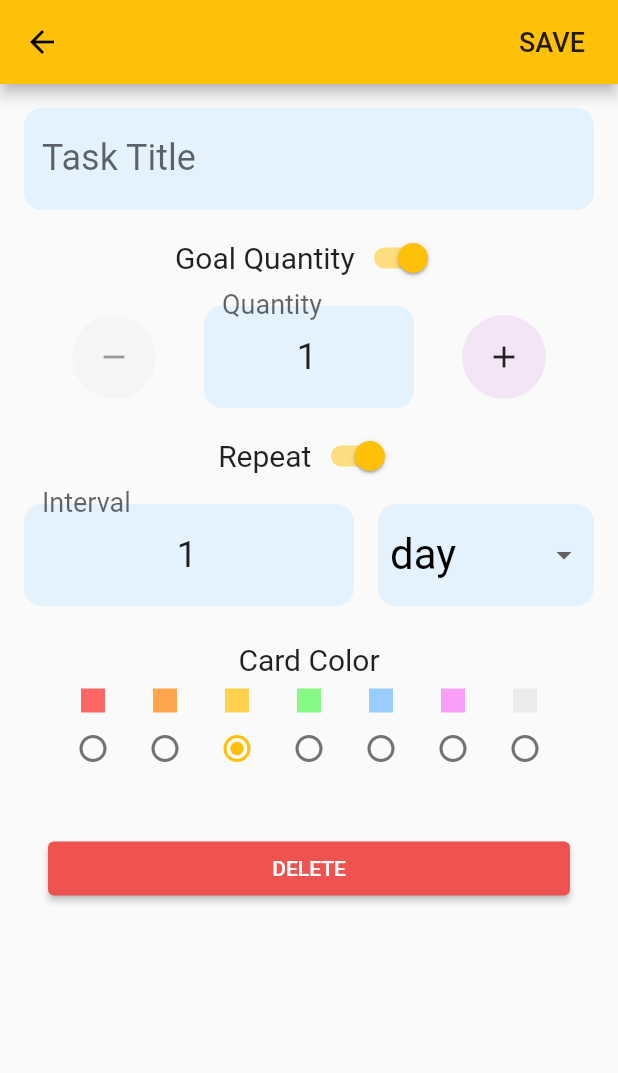
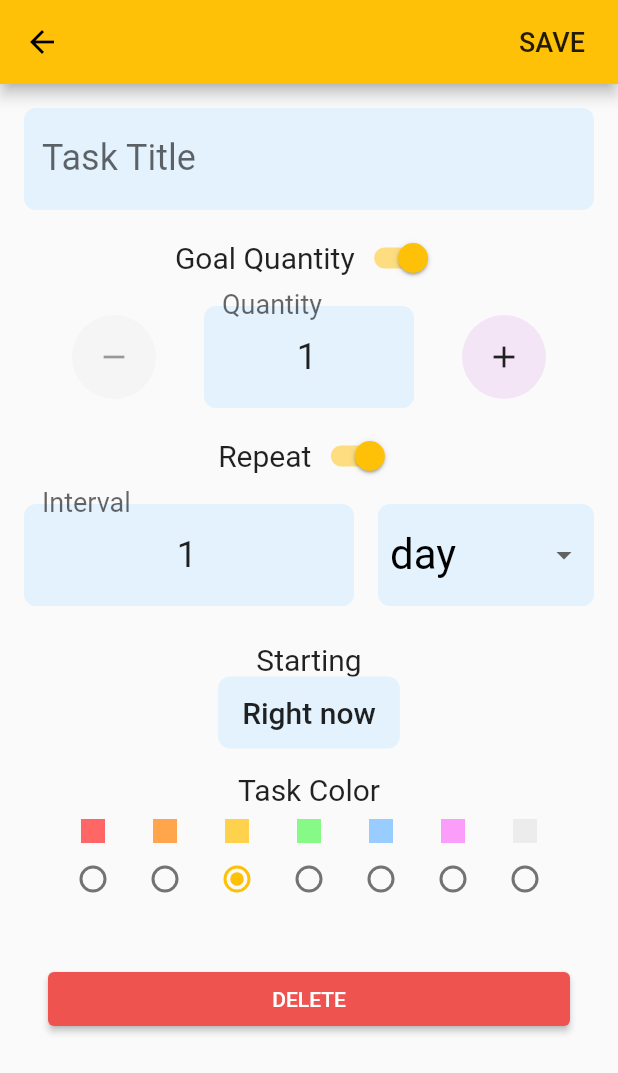
Before and after one commit to zhengkyl/habitt, a Flutter app: the screen it shows after launch, after a tap on the "add" icon, on a phone screen of 412 x 824 dp. Shown: the top 1073 px of the screen. Run offline on Flutter 3.47's test engine with Material 2 defaults, Android fonts, the phone set to English and light mode, and no system bars.

Commit message:
added edit start and reset date functionality

```diff
--- a/lib/create_task_page.dart
+++ b/lib/create_task_page.dart
@@ -1,5 +1,6 @@
 import 'package:flutter/material.dart';
 import 'package:flutter/services.dart';
+import 'package:intl/intl.dart';
 import 'task.dart';
 
 class CreateTaskPage extends StatefulWidget {
@@ -20,6 +21,8 @@ class _CreateTaskPageState extends State<CreateTaskPage> {
   bool hasTaskRepeat = true;
   bool hasGoalQuantity = true;
   ColorPair colorPair = ColorPair.YELLOW;
+  DateTime resetDate;
+  DateTime startDate;
   @override
   void initState() {
     super.initState();
@@ -36,6 +39,8 @@ class _CreateTaskPageState extends State<CreateTaskPage> {
           hasGoalQuantity ? widget.editedTask.goalQuantity.toString() : '1';
       intervalController.text =
           hasTaskRepeat ? widget.editedTask.timeCoefficient.toString() : '1';
+
+      resetDate = widget.editedTask.resetDate;
     }
   }
 
@@ -56,7 +61,7 @@ class _CreateTaskPageState extends State<CreateTaskPage> {
         labelText: 'Task Title',
         border: OutlineInputBorder(
             borderSide: BorderSide.none,
-            borderRadius: BorderRadius.circular(12.0)),
+            borderRadius: BorderRadius.circular(8.0)),
         fillColor: Colors.blue[50],
         filled: true,
       ),
@@ -123,7 +128,7 @@ class _CreateTaskPageState extends State<CreateTaskPage> {
               labelText: 'Quantity',
               border: OutlineInputBorder(
                   borderSide: BorderSide.none,
-                  borderRadius: BorderRadius.circular(12.0)),
+                  borderRadius: BorderRadius.circular(8.0)),
               fillColor: Colors.blue[50],
               filled: true,
             ),
@@ -193,7 +198,7 @@ class _CreateTaskPageState extends State<CreateTaskPage> {
                 labelText: 'Interval',
                 border: OutlineInputBorder(
                     borderSide: BorderSide.none,
-                    borderRadius: BorderRadius.circular(12.0)),
+                    borderRadius: BorderRadius.circular(8.0)),
                 fillColor: Colors.blue[50],
                 filled: true,
               ),
@@ -210,7 +215,7 @@ class _CreateTaskPageState extends State<CreateTaskPage> {
             decoration: ShapeDecoration(
                 color: Colors.blue[50],
                 shape: RoundedRectangleBorder(
-                  borderRadius: BorderRadius.circular(12.0),
+                  borderRadius: BorderRadius.circular(8.0),
                 )),
             //color: Colors.blue[50],
             margin: EdgeInsets.only(left: 8.0),
@@ -245,6 +250,61 @@ class _CreateTaskPageState extends State<CreateTaskPage> {
     );
   }
 
+  Widget _buildDateTimeSelector() {
+    return Column(children: <Widget>[
+      Padding(
+        padding: const EdgeInsets.only(top: 16.0),
+        child: Text(
+          widget.editedTask == null ? 'Starting' : 'Next reset',
+          textAlign: TextAlign.center,
+          style: TextStyle(fontSize: 20),
+        ),
+      ),
+      Container(
+          decoration: BoxDecoration(
+              color: Colors.blue[50], borderRadius: BorderRadius.circular(8)),
+          child: widget.editedTask == null
+              ? FlatButton(
+                  child: Text(
+                    startDate == null
+                        ? 'Right now'
+                        : '${DateFormat('MMM d, y').format(startDate)}',
+                    style: TextStyle(fontSize: 20),
+                  ),
+                  onPressed: () => showDatePicker(
+                    context: context,
+                    firstDate: DateTime.now(),
+                    initialDate: startDate == null ? DateTime.now() : startDate,
+                    lastDate: DateTime(6969),
+                  ).then((newDate) {
+                    if (newDate != null) {
+                      setState(() {
+                        startDate = newDate;
+                      });
+                    }
+                  }),
+                )
+              : FlatButton(
+                  child: Text(
+                    '${DateFormat('MMM d, y').format(resetDate)}',
+                    style: TextStyle(fontSize: 20),
+                  ),
+                  onPressed: () => showDatePicker(
+                    context: context,
+                    firstDate: DateTime.now(),
+                    initialDate: resetDate,
+                    lastDate: DateTime(6969),
+                  ).then((newDate) {
+                    if (newDate != null) {
+                      setState(() {
+                        resetDate = newDate;
+                      });
+                    }
+                  }),
+                )),
+    ]);
+  }
+
   @override
   Widget build(BuildContext context) {
     return Scaffold(
@@ -253,7 +313,7 @@ class _CreateTaskPageState extends State<CreateTaskPage> {
           FlatButton(
             child: Text(
               'SAVE',
-              style: TextStyle( fontSize: 18.0),
+              style: TextStyle(fontSize: 18.0),
             ),
             shape: CircleBorder(),
             onPressed: () {
@@ -264,7 +324,6 @@ class _CreateTaskPageState extends State<CreateTaskPage> {
                   hasGoalQuantity ? int.parse(quantityController.text) : 0;
               int time = hasTaskRepeat ? int.parse(intervalController.text) : 0;
               TimeHelper unit = dropdownValue;
-              DateTime startDate = DateTime.now();
               if (widget.editedTask != null) {
                 widget.editedTask.title = title;
                 widget.editedTask.goalQuantity = goalQuantity;
@@ -272,6 +331,7 @@ class _CreateTaskPageState extends State<CreateTaskPage> {
                 widget.editedTask.timeUnit = unit;
                 widget.editedTask.startDate = startDate;
                 widget.editedTask.colorPair = colorPair;
+                widget.editedTask.resetDate = resetDate;
                 Navigator.pop(context);
               } else {
                 Navigator.pop(
@@ -281,7 +341,7 @@ class _CreateTaskPageState extends State<CreateTaskPage> {
                     goalQuantity: goalQuantity,
                     timeCoefficient: time,
                     timeUnit: unit,
-                    startDate: startDate,
+                    startDate: startDate == null ? DateTime.now() : startDate,
                     colorPair: colorPair,
                   ),
                 );
@@ -311,10 +371,11 @@ class _CreateTaskPageState extends State<CreateTaskPage> {
                   child: _buildRepeatIntervalSelector(),
                 )
               : Container(),
+          hasTaskRepeat ? _buildDateTimeSelector() : Container(),
           Padding(
             padding: const EdgeInsets.only(top: 16, bottom: 8.0),
             child: Text(
-              'Card Color',
+              'Task Color',
               textAlign: TextAlign.center,
               style: TextStyle(
                 fontSize: 20.0,
@@ -364,7 +425,8 @@ class _CreateTaskPageState extends State<CreateTaskPage> {
                     builder: (context) {
                       return AlertDialog(
                         title: Text('Delete this task?'),
-                      content: Text('Do you really want to delete this task?'),
+                        content:
+                            Text('Do you really want to delete this task?'),
                         actions: <Widget>[
                           FlatButton(
                             child: Text('Yeet it'),
--- a/lib/task_list_page.dart
+++ b/lib/task_list_page.dart
@@ -55,7 +55,9 @@ class _TaskListPageState extends State<TaskListPage> {
 
   Widget _buildTaskItem(BuildContext context, Task task) {
     return Card(
-      color: task.isComplete ? task.colorPair.secondaryColor : task.colorPair.primaryColor,
+      color: task.isComplete
+          ? task.colorPair.secondaryColor
+          : task.colorPair.primaryColor,
       clipBehavior: Clip.antiAlias,
       // constraints: BoxConstraints.loose(Size(1000, 1000)),
       // decoration: BoxDecoration(
@@ -76,7 +78,9 @@ class _TaskListPageState extends State<TaskListPage> {
                           shape: RoundedRectangleBorder(
                               borderRadius: BorderRadius.zero),
                           color: Colors.grey[300],
-                          child: Icon(Icons.add,),
+                          child: Icon(
+                            Icons.add,
+                          ),
                           onPressed: () {
                             setState(() {
                               task.doTask();
@@ -90,7 +94,10 @@ class _TaskListPageState extends State<TaskListPage> {
                           shape: RoundedRectangleBorder(
                               borderRadius: BorderRadius.zero),
                           color: Colors.black38,
-                          child: Icon(Icons.remove, color: Colors.white,),
+                          child: Icon(
+                            Icons.remove,
+                            color: Colors.white,
+                          ),
                           onPressed: () {
                             setState(() {
                               task.undoTask();
@@ -124,7 +131,11 @@ class _TaskListPageState extends State<TaskListPage> {
                               child: Row(
                                 children: <Widget>[
                                   Text('${task.streak}'),
-                                  Icon(Icons.offline_bolt, size: 16, color: Colors.orange,),
+                                  Icon(
+                                    Icons.offline_bolt,
+                                    size: 16,
+                                    color: Colors.orange,
+                                  ),
                                 ],
                               )),
                         ]),
@@ -149,8 +160,9 @@ class _TaskListPageState extends State<TaskListPage> {
                             color: Colors.black54,
                           ),
                         ),
+                        //lol
                         Text(
-                          '${task.resetDate.hour}:${task.resetDate.minute.toString().padLeft(2, '0')}${task.resetDate.hour < 12 ? 'am' : 'pm'}',
+                          '${task.resetDate.hour > 12 ? task.resetDate.hour - 12 : task.resetDate.hour == 0 ? '12' : task.resetDate.hour}:${task.resetDate.minute.toString().padLeft(2, '0')}${task.resetDate.hour < 12 ? 'am' : 'pm'}',
                           style: TextStyle(
                             fontSize: 16,
                             color: Colors.black54,
```
Also changed, not shown: lib/task.dart (+19 -10 lines), 1 other file. Lines whose indentation alone changed are shown as unchanged.
